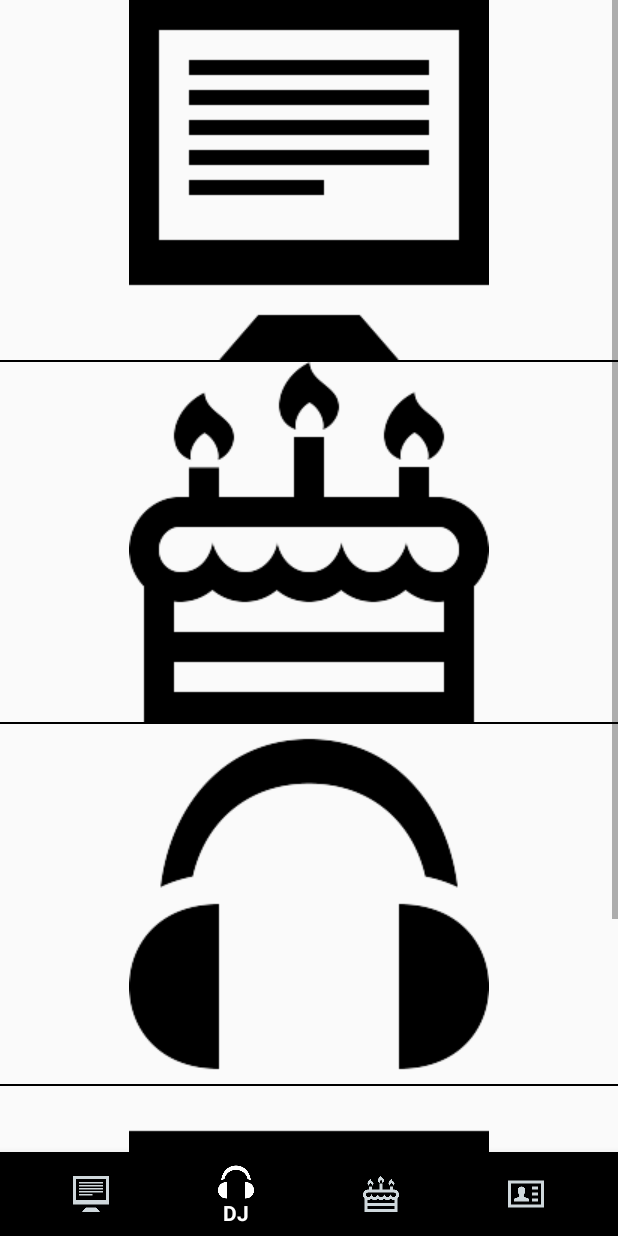
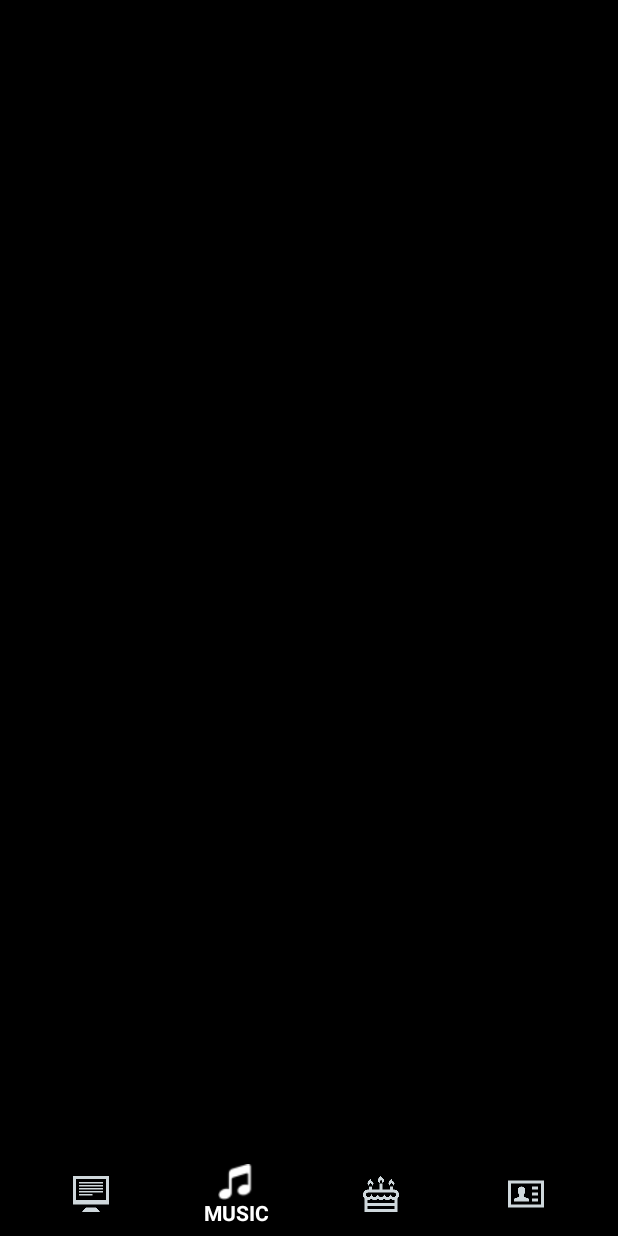
Before and after one commit to jwjpop/NbGuide, an Android app: the screen it shows after launch (MainActivity), item 2 of the bottom bar chosen, on a phone screen of 412 x 824 dp. Run offline under Robolectric (Android 15) with nearby library versions, the light colour scheme and no system bars; our stand-ins replace Firebase (no records; nobody signed in at launch, a user with empty details on screens opened directly).

Commit message:
경고문 작성과 playlist 페이지를 구성하였다

```diff
--- a/DaeRan/app/src/main/java/com/example/woojinroom/daeran/MainActivity.java
+++ b/DaeRan/app/src/main/java/com/example/woojinroom/daeran/MainActivity.java
@@ -12,7 +12,7 @@ import android.support.v4.app.FragmentTransaction;
 import android.view.MenuItem;
 import android.widget.Toast;
 
-import com.example.woojinroom.daeran.TapPage.DJPage.Dj;
+import com.example.woojinroom.daeran.TapPage.PlayListPage.PlayList;
 import com.example.woojinroom.daeran.TapPage.InfoPage.Info;
 import com.example.woojinroom.daeran.TapPage.MainPage.Main;
 import com.example.woojinroom.daeran.TapPage.MyPage.LoginMyPage;
@@ -59,7 +59,7 @@ public class MainActivity extends FragmentActivity {
                     replaceFragment(Main.newInstance());
                     return true;
                 case R.id.action_two:
-                    replaceFragment(Dj.newInstance());
+                    replaceFragment(PlayList.newInstance());
                     return true;
                 case R.id.action_three:
                     replaceFragment(Info.newInstance());
--- a/DaeRan/app/src/main/java/com/example/woojinroom/daeran/TapPage/DJPage/Dj.java
+++ /dev/null
@@ -1,47 +0,0 @@
-package com.example.woojinroom.daeran.TapPage.DJPage;
-
-import android.support.v4.app.Fragment;
-import android.os.Bundle;
-import android.view.LayoutInflater;
-import android.view.View;
-import android.view.ViewGroup;
-import android.widget.ListView;
-
-import com.example.woojinroom.daeran.R;
-
-import java.util.ArrayList;
-
-/**
- * Created by woojinroom on 2018-01-31.
- */
-
-public class Dj extends Fragment {
-
-    ListView listView;
-
-    public static Dj newInstance() {
-        return new Dj();
-    }
-
-    @Override
-    public View onCreateView(LayoutInflater inflater, ViewGroup container, Bundle savedInstanceState) {
-        View view;
-        view = inflater.inflate(R.layout.fragment_dj, container, false);
-
-        listView = (ListView)view.findViewById(R.id.listview_dj);
-        ArrayList<Listviewitem> data=new ArrayList<>();
-        Listviewitem dj1=new Listviewitem(R.drawable.book);
-        Listviewitem dj2=new Listviewitem(R.drawable.cake);
-        Listviewitem dj3=new Listviewitem(R.drawable.dj);
-        Listviewitem dj4=new Listviewitem(R.drawable.id);
-
-        data.add(dj1);
-        data.add(dj2);
-        data.add(dj3);
-        data.add(dj4);
-
-        ListviewAdapter adapter=new ListviewAdapter(view.getContext(),R.layout.dj_item,data);
-        listView.setAdapter(adapter);
-        return view;
-    }
-}
--- a/DaeRan/app/src/main/java/com/example/woojinroom/daeran/TapPage/DJPage/ListviewAdapter.java
+++ /dev/null
@@ -1,46 +0,0 @@
-package com.example.woojinroom.daeran.TapPage.DJPage;
-
-import android.content.Context;
-import android.view.LayoutInflater;
-import android.view.View;
-import android.view.ViewGroup;
-import android.widget.BaseAdapter;
-import android.widget.ImageView;
-
-import com.example.woojinroom.daeran.R;
-
-import java.util.ArrayList;
-
-/**
- * Created by woojinroom on 2018-05-31.
- */
-
-public class ListviewAdapter extends BaseAdapter {
-    private LayoutInflater inflater;
-    private ArrayList<Listviewitem> data;
-    private int layout;
-    public ListviewAdapter(Context context, int layout, ArrayList<Listviewitem> data){
-        this.inflater=(LayoutInflater)context.getSystemService(Context.LAYOUT_INFLATER_SERVICE);
-        this.data=data;
-        this.layout=layout;
-    }
-    @Override
-    public int getCount(){return data.size();}
-    @Override
-    public Object getItem(int position) {
-        return null;
-    }
-    @Override
-    public long getItemId(int position){return position;}
-    @Override
-    public View getView(int position, View convertView, ViewGroup parent){
-        if(convertView==null){
-            convertView=inflater.inflate(layout,parent,false);
-        }
-        Listviewitem listviewitem=data.get(position);
-        ImageView icon=(ImageView)convertView.findViewById(R.id.imageview_dj);
-        icon.setImageResource(listviewitem.getDj());
-
-        return convertView;
-    }
-}
--- a/DaeRan/app/src/main/java/com/example/woojinroom/daeran/TapPage/DJPage/Listviewitem.java
+++ /dev/null
@@ -1,21 +0,0 @@
-package com.example.woojinroom.daeran.TapPage.DJPage;
-
-/**
- * Created by woojinroom on 2018-05-31.
- */
-
-public class Listviewitem {
-    private int dj;
-
-    public int getDj() {
-        return dj;
-    }
-
-    public void setDj(int dj) {
-        this.dj = dj;
-    }
-    public Listviewitem(int dj){
-        this.dj=dj;
-
-    }
-}
--- a/DaeRan/app/src/main/java/com/example/woojinroom/daeran/TapPage/MainPage/Main.java
+++ b/DaeRan/app/src/main/java/com/example/woojinroom/daeran/TapPage/MainPage/Main.java
@@ -45,6 +45,7 @@ public class Main extends Fragment {
 
     private FirebaseDatabase mDatabase;
     private DatabaseReference mReference;
+
     private ChildEventListener mChild;
 
     Bundle extra;
--- /dev/null
+++ b/DaeRan/app/src/main/java/com/example/woojinroom/daeran/TapPage/PlayListPage/PlayList.java
@@ -0,0 +1,84 @@
+package com.example.woojinroom.daeran.TapPage.PlayListPage;
+
+import android.os.Bundle;
+import android.support.v4.app.Fragment;
+import android.view.LayoutInflater;
+import android.view.View;
+import android.view.ViewGroup;
+import android.widget.AdapterView;
+import android.widget.ListView;
+
+import com.example.woojinroom.daeran.R;
+import com.google.firebase.database.DataSnapshot;
+import com.google.firebase.database.DatabaseError;
+import com.google.firebase.database.DatabaseReference;
+import com.google.firebase.database.FirebaseDatabase;
+import com.google.firebase.database.ValueEventListener;
+
+import java.util.ArrayList;
+import java.util.Collections;
+
+/**
+ * Created by woojinroom on 2018-01-31.
+ */
+
+public class PlayList extends Fragment {
+
+    private ListView mListView;
+
+    private ArrayList<PlayListClass> mInfoArr;
+    private PlayListCustomAdapter mAdapter;
+
+    private FirebaseDatabase mDatabase;
+    private DatabaseReference mReference;
+
+    public static PlayList newInstance() {
+        return new PlayList();
+    }
+
+    @Override
+    public View onCreateView(LayoutInflater inflater, ViewGroup container, Bundle savedInstanceState) {
+        View view;
+        view = inflater.inflate(R.layout.fragment_playlist, container, false);
+
+        mListView = (ListView) view.findViewById(R.id.listview_playlist);
+        mInfoArr = new ArrayList<PlayListClass>();
+
+        mAdapter = new PlayListCustomAdapter(getContext(), mInfoArr);
+        mListView.setAdapter(mAdapter);
+
+        mListView.setOnItemClickListener(new AdapterView.OnItemClickListener() {
+            @Override
+            public void onItemClick(AdapterView<?> arg0, View arg1, int position, long arg3) {
+
+                //클릭시
+
+            }
+        });
+
+        mDatabase = FirebaseDatabase.getInstance();
+        mReference = mDatabase.getReference("playlist"); // 변경값을 확인할 child 이름
+
+        mReference.addValueEventListener(new ValueEventListener() {
+            @Override
+            public void onDataChange(DataSnapshot dataSnapshot) {
+                mInfoArr.clear();
+                for (DataSnapshot messageData : dataSnapshot.getChildren()) {
+                    PlayListClass playListClass = messageData.getValue(PlayListClass.class);
+                    mInfoArr.add(playListClass);
+                    // child 내에 있는 데이터만큼 반복합니다.
+                }
+                Collections.reverse(mInfoArr);
+                mAdapter.notifyDataSetChanged();
+                mListView.setSelection(mAdapter.getCount() - 1);
+            }
+
+            @Override
+            public void onCancelled(DatabaseError databaseError) {
+
+            }
+        });
+
+        return view;
+    }
+}
--- /dev/null
+++ b/DaeRan/app/src/main/java/com/example/woojinroom/daeran/TapPage/PlayListPage/PlayListCustomAdapter.java
@@ -0,0 +1,89 @@
+package com.example.woojinroom.daeran.TapPage.PlayListPage;
+
+import android.content.Context;
+import android.view.LayoutInflater;
+import android.view.View;
+import android.view.ViewGroup;
+import android.widget.BaseAdapter;
+import android.widget.ImageView;
+import android.widget.TextView;
+
+import com.example.woojinroom.daeran.R;
+
+import java.util.ArrayList;
+
+/**
+ * Created by woojin on 2018-09-12.
+ */
+
+public class PlayListCustomAdapter extends BaseAdapter {
+
+    private LayoutInflater mInflater;
+    private ArrayList<PlayListClass> InfoArr;
+    private ViewHolder holder;
+
+    public PlayListCustomAdapter(Context c, ArrayList<PlayListClass> array) {
+        mInflater = LayoutInflater.from(c);
+        InfoArr = array;
+    }
+
+    @Override
+    public int getCount() {
+        return InfoArr.size();
+    }
+
+    @Override
+    public Object getItem(int position) {
+        return null;
+    }
+
+    @Override
+    public long getItemId(int position) {
+        return 0;
+    }
+
+    @Override
+    public View getView(int position, View convertView, ViewGroup parent) {
+        View v = convertView;
+
+
+        holder = new ViewHolder();
+        v = mInflater.inflate(R.layout.listview_custom_playlist, null);
+        holder.image = (ImageView) v.findViewById(R.id.iv_img);
+        holder.music = (TextView)v.findViewById(R.id.tv_music);
+        holder.musician = (TextView)v.findViewById(R.id.tv_musician);
+
+
+
+
+        //InfoClass를 생성하여 각 뷰의 포지션에 맞는 데이터를 가져옴
+        PlayListClass info = InfoArr.get(position);
+
+        //리스트뷰의 아이템에 맞는 String값을 입력
+        //holder.image.setText(info.imagepath);
+        holder.music.setText(info.music);
+        holder.musician.setText(info.musician);
+
+
+        return v;
+    }
+
+    //ArrayList Getter And Setter
+    public void setArrayList(ArrayList<PlayListClass> arrays) {
+        this.InfoArr = arrays;
+    }
+
+    public ArrayList<PlayListClass> getArrayList(){
+        return InfoArr;
+    }
+
+
+    /**
+     * ViewHolder Class 생성
+     */
+    private class ViewHolder {
+        ImageView image;
+        TextView music;
+        TextView musician;
+    }
+}
--- a/DaeRan/app/src/main/res/layout/fragment_dj.xml
+++ b/DaeRan/app/src/main/res/layout/fragment_playlist.xml
@@ -3,13 +3,14 @@
     xmlns:app="http://schemas.android.com/apk/res-auto"
     android:orientation="vertical"
     android:layout_width="match_parent"
-    android:layout_height="match_parent">
+    android:layout_height="match_parent"
+    android:background="#000000">
     <LinearLayout
         android:layout_width="match_parent"
         android:layout_height="match_parent"
         android:orientation="vertical">
     <ListView
-        android:id="@+id/listview_dj"
+        android:id="@+id/listview_playlist"
         android:layout_width="match_parent"
         android:layout_height="match_parent"
         android:divider="#000000"
--- a/DaeRan/app/src/main/res/xml/menu.xml
+++ b/DaeRan/app/src/main/res/xml/menu.xml
@@ -9,8 +9,8 @@
         app:showAsAction="ifRoom" />
     <item
         android:id="@+id/action_two"
-        android:icon="@drawable/dj"
-        android:title="DJ"
+        android:icon="@drawable/music"
+        android:title="MUSIC"
         app:showAsAction="ifRoom" />
     <item
         android:id="@+id/action_three"
```
Also changed, not shown: DaeRan/app/src/main/java/com/example/woojinroom/daeran/TapPage/PlayListPage/PlayListClass.java (added, +36 -0 lines), DaeRan/app/src/main/res/layout/activity_document.xml (+12 -0 lines), DaeRan/app/src/main/res/layout/activity_write.xml (+11 -0 lines), DaeRan/app/src/main/res/layout/listview_custom_playlist.xml (added, +62 -0 lines), DaeRan/app/src/main/res/drawable/music.png (added).
